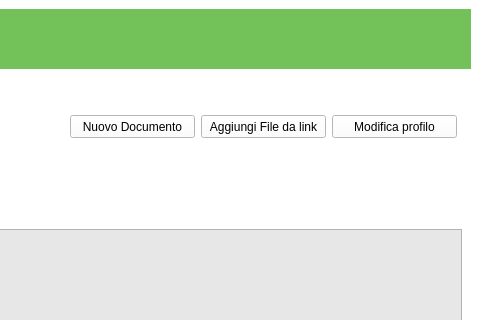
Figus13/ClientTextEditor, file PDSClient/filesselection.ui: the form before one commit; both pictures show x 620 to 1100 and y 0 to 320 of the 1100 by 607 pixel window.
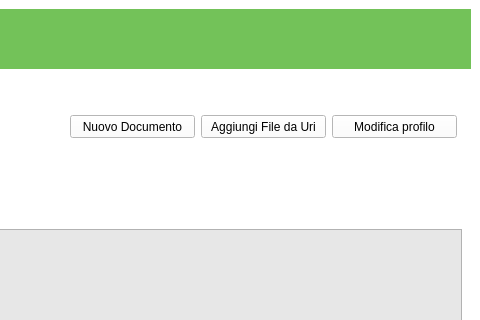
The form after the commit.

Patch:
```diff
--- a/PDSClient/filesselection.ui
+++ b/PDSClient/filesselection.ui
@@ -254,7 +254,7 @@
               <string notr="true"/>
              </property>
              <property name="text">
-              <string>Aggiungi File da link</string>
+              <string>Aggiungi File da Uri</string>
              </property>
             </widget>
            </item>
```
